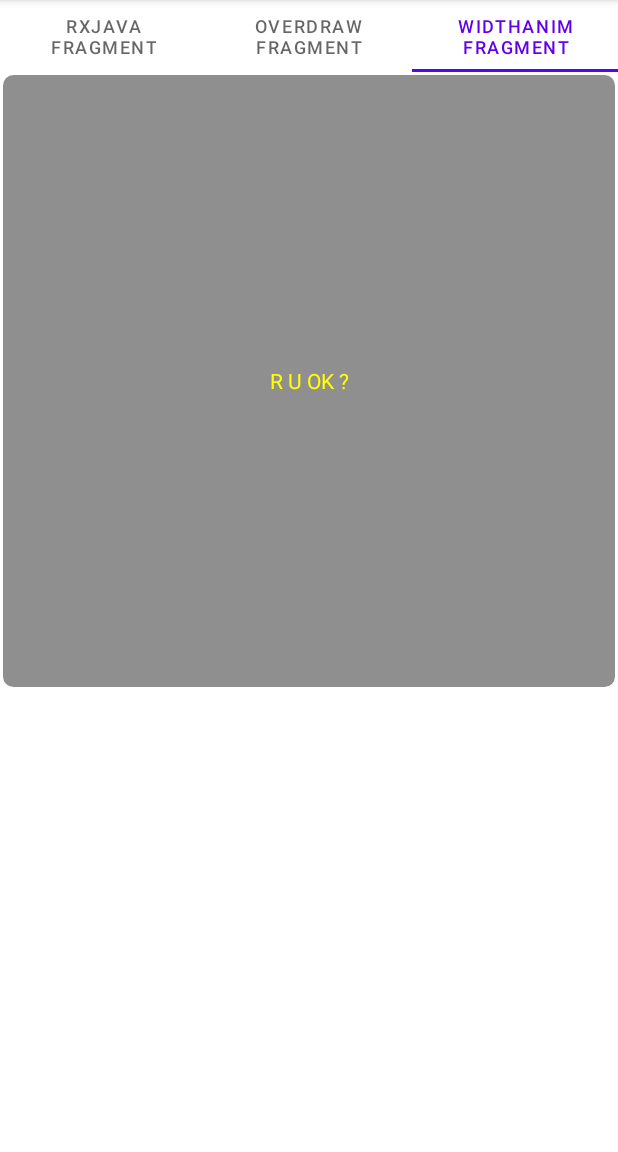
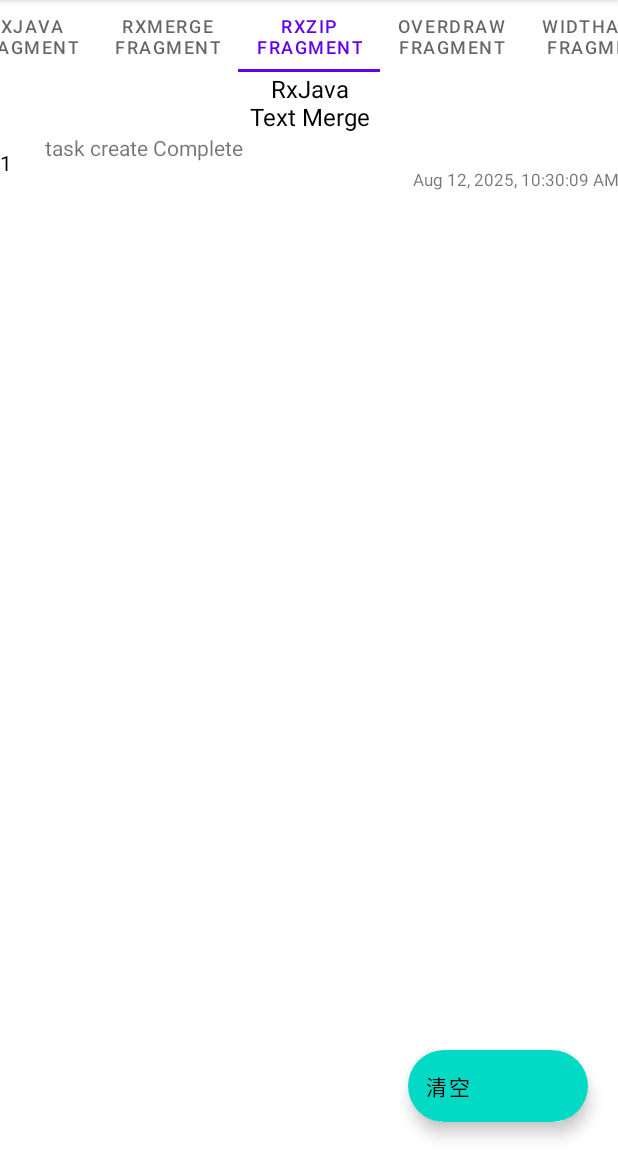
Before and after one commit to jingtianer/android_demo, an Android app: the screen it shows after launch (MainActivity), tab 3 chosen, on a phone screen of 412 x 824 dp, the part 84-1236 px from its top. Run offline under Robolectric (Android 15) with nearby library versions, the phone set to English and light mode, and no system bars; our stand-ins replace RxJava; 2 statements that could not run were skipped.

Commit message:
rx java merge和zip

```diff
--- a/app/src/main/java/com/jingtian/demoapp/main/MainActivity.kt
+++ b/app/src/main/java/com/jingtian/demoapp/main/MainActivity.kt
@@ -11,7 +11,9 @@ import com.google.android.material.tabs.TabLayoutMediator
 import com.jingtian.demoapp.databinding.ActivityMainBinding
 import com.jingtian.demoapp.main.fragments.BaseFragment
 import com.jingtian.demoapp.main.fragments.OverDrawFragment
+import com.jingtian.demoapp.main.fragments.RxMergeFragment
 import com.jingtian.demoapp.main.fragments.RxJavaFragment
+import com.jingtian.demoapp.main.fragments.RxZipFragment
 import com.jingtian.demoapp.main.fragments.WidthAnimFragment
 
 class MainActivity : AppCompatActivity() {
@@ -24,14 +26,15 @@ class MainActivity : AppCompatActivity() {
         super.onCreate(savedInstanceState)
         binding = ActivityMainBinding.inflate(LayoutInflater.from(this))
         setContentView(binding.root)
-        val fragmentList: List<Lazy<out BaseFragment>> = listOf(
+        val fragmentList: List<Lazy<BaseFragment>> = listOf(
             RxJavaFragment().lazy(),
+            RxMergeFragment().lazy(),
+            RxZipFragment().lazy(),
             OverDrawFragment().lazy(),
             WidthAnimFragment().lazy()
         )
         viewPager2.adapter = ReflectAdapter(this, fragmentList)
         viewPager2.visibility = View.VISIBLE
-
         TabLayoutMediator(tabs, viewPager2) { tab, position ->
             tab.text = fragmentList[position].value.getName()
         }.attach()
--- a/app/src/main/java/com/jingtian/demoapp/main/fragments/LogFragment.kt
+++ b/app/src/main/java/com/jingtian/demoapp/main/fragments/LogFragment.kt
@@ -10,10 +10,11 @@ import androidx.recyclerview.widget.LinearLayoutManager
 import androidx.recyclerview.widget.RecyclerView
 import com.jingtian.demoapp.databinding.FragmentLogBinding
 import com.jingtian.demoapp.databinding.ItemLogBinding
+import java.util.Collections
 import java.util.Date
 
 open class LogFragment(private val title: String): BaseFragment() {
-    private lateinit var binding: FragmentLogBinding
+    protected lateinit var binding: FragmentLogBinding
 
     override fun onCreateView(
         inflater: LayoutInflater,
@@ -35,6 +36,10 @@ open class LogFragment(private val title: String): BaseFragment() {
             }
         }
         binding.titleText.text = title
+        binding.fab.setOnClickListener {
+            binding.titleText.text = title
+            clearLog()
+        }
     }
 
     class LogViewHolder private constructor(private val binding: ItemLogBinding): RecyclerView.ViewHolder(binding.root) {
@@ -64,12 +69,16 @@ open class LogFragment(private val title: String): BaseFragment() {
         adapter.add(log)
     }
 
+    fun asyncAddLog(log: String) {
+        adapter.asyncAdd(log)
+    }
+
     fun clearLog() {
         adapter.clear()
     }
 
-    class LogAdapter : RecyclerView.Adapter<LogViewHolder>() {
-        private val dataList = ArrayList<Pair<String, Date>>()
+    inner class LogAdapter : RecyclerView.Adapter<LogViewHolder>() {
+        private val dataList = Collections.synchronizedList(ArrayList<Pair<String, Date>>())
         override fun onCreateViewHolder(parent: ViewGroup, viewType: Int): LogViewHolder {
             return LogViewHolder.newInstance(parent)
         }
@@ -85,6 +94,16 @@ open class LogFragment(private val title: String): BaseFragment() {
             notifyItemRangeChanged(size, 1)
         }
 
+        fun asyncAdd(log: String) {
+            val oldSize = dataList.size
+            dataList.add(log to Date())
+            binding.recyclerView.post {
+                val size = dataList.size
+                notifyItemInserted(size)
+                notifyItemRangeChanged(oldSize, size - oldSize)
+            }
+        }
+
         fun clear() {
             dataList.clear()
             notifyDataSetChanged()
--- a/app/src/main/java/com/jingtian/demoapp/main/fragments/RxJavaFragment.kt
+++ b/app/src/main/java/com/jingtian/demoapp/main/fragments/RxJavaFragment.kt
@@ -42,6 +42,7 @@ class RxJavaFragment : LogFragment("RxJava-GroupBy-Throttle") {
     override fun onPause() {
         super.onPause()
         disposable?.dispose()
+        disposable = null
         clearLog()
     }
 }
--- /dev/null
+++ b/app/src/main/java/com/jingtian/demoapp/main/fragments/RxMergeFragment.kt
@@ -0,0 +1,64 @@
+package com.jingtian.demoapp.main.fragments
+
+import io.reactivex.Observable
+import io.reactivex.android.schedulers.AndroidSchedulers
+import io.reactivex.disposables.Disposable
+import io.reactivex.schedulers.Schedulers
+
+class RxMergeFragment : LogFragment("RxJava\nText Merge") {
+    private var disposable: Disposable? = null
+    override fun onResume() {
+        super.onResume()
+        disposable = Observable.create { emitter->
+            try {
+                val task1 = task(2000)
+                val task2 = task(3000)
+                val task3 = task(5000)
+                val mergedTask = Observable.merge(task1, task2, task3)
+                asyncAddLog("[${Thread.currentThread().name}] all sub task create Complete")
+                emitter.onNext(mergedTask)
+                emitter.onComplete()
+            } catch (e : Exception) {
+                if (!emitter.isDisposed) {
+                    emitter.onError(e)
+                }
+            }
+        }.flatMap { it }.subscribeOn(Schedulers.io()).observeOn(AndroidSchedulers.mainThread())
+            .subscribe({
+                asyncAddLog("subscribe->$it")
+            }, {
+                asyncAddLog("onError-$it")
+            }, {
+                asyncAddLog("Complete")
+            })
+        asyncAddLog("task create Complete")
+
+    }
+
+    private fun task(time: Long): Observable<Long> {
+        try {
+            Thread.sleep(time / 10)
+        } catch (e: InterruptedException) {
+            throw RuntimeException(e)
+        }
+        asyncAddLog("${Thread.currentThread().name} sub task created-$time")
+        return Observable.create { emitter ->
+            try {
+                Thread.sleep(time)
+            } catch (e: InterruptedException) {
+                if (!emitter.isDisposed) {
+                    emitter.onError(e)
+                }
+            }
+            asyncAddLog("${Thread.currentThread().name} emitted-$time")
+            emitter.onNext(time)
+            emitter.onComplete()
+        }.subscribeOn(Schedulers.io()).observeOn(Schedulers.io())
+    }
+
+    override fun onPause() {
+        super.onPause()
+        disposable?.dispose()
+        disposable = null
+    }
+}
--- /dev/null
+++ b/app/src/main/java/com/jingtian/demoapp/main/fragments/RxZipFragment.kt
@@ -0,0 +1,69 @@
+package com.jingtian.demoapp.main.fragments
+
+import android.os.Bundle
+import android.view.View
+import io.reactivex.Observable
+import io.reactivex.android.schedulers.AndroidSchedulers
+import io.reactivex.disposables.Disposable
+import io.reactivex.schedulers.Schedulers
+import java.util.Arrays
+
+class RxZipFragment : LogFragment("RxJava\nText Merge") {
+    private var disposable: Disposable? = null
+
+    override fun onResume() {
+        super.onResume()
+        disposable = Observable.create { emitter->
+            try {
+                val task1 = task(2000)
+                val task2 = task(3000)
+                val task3 = task(5000)
+                val mergedTask = Observable.zip(task1, task2, task3) { a, b, c->
+                    longArrayOf(a, b, c)
+                }
+                asyncAddLog("[${Thread.currentThread().name}] all sub task create Complete")
+                emitter.onNext(mergedTask)
+                emitter.onComplete()
+            } catch (e: Exception) {
+                if (!emitter.isDisposed) {
+                    emitter.onError(e)
+                }
+            }
+        }.flatMap { it }.subscribeOn(Schedulers.io()).observeOn(AndroidSchedulers.mainThread())
+            .subscribe({it : LongArray->
+                asyncAddLog("subscribe->${it.contentToString()}")
+            }, {
+                asyncAddLog("onError-$it")
+            }, {
+                asyncAddLog("Complete")
+            })
+        asyncAddLog("task create Complete")
+    }
+
+    private fun task(time: Long): Observable<Long> {
+        try {
+            Thread.sleep(time / 10)
+        } catch (e: InterruptedException) {
+            throw RuntimeException(e)
+        }
+        asyncAddLog("${Thread.currentThread().name} sub task created-$time")
+        return Observable.create { emitter ->
+            try {
+                Thread.sleep(time)
+            } catch (e: InterruptedException) {
+                if (!emitter.isDisposed) {
+                    emitter.onError(e)
+                }
+            }
+            asyncAddLog("${Thread.currentThread().name} emitted-$time")
+            emitter.onNext(time)
+            emitter.onComplete()
+        }.subscribeOn(Schedulers.io()).observeOn(Schedulers.io())
+    }
+
+    override fun onPause() {
+        super.onPause()
+        disposable?.dispose()
+        disposable = null
+    }
+}
--- a/app/src/main/res/layout/activity_main.xml
+++ b/app/src/main/res/layout/activity_main.xml
@@ -5,6 +5,7 @@
     android:layout_height="match_parent">
     <com.google.android.material.tabs.TabLayout
         android:id="@+id/tabs"
+        app:tabMode="scrollable"
         app:layout_constraintTop_toTopOf="parent"
         android:layout_width="match_parent"
         android:layout_height="wrap_content"
--- a/app/src/main/res/layout/fragment_log.xml
+++ b/app/src/main/res/layout/fragment_log.xml
@@ -23,4 +23,14 @@
         app:layout_constraintStart_toStartOf="parent"
         app:layout_constraintEnd_toEndOf="parent"
         app:layout_constraintBottom_toBottomOf="parent"/>
+
+    <com.google.android.material.floatingactionbutton.ExtendedFloatingActionButton
+        android:id="@+id/fab"
+        android:layout_width="wrap_content"
+        android:layout_height="wrap_content"
+        app:layout_constraintBottom_toBottomOf="parent"
+        app:layout_constraintEnd_toEndOf="parent"
+        android:text="@string/string_clear"
+        app:fabSize="normal"
+        android:layout_margin="20dp"/>
 </androidx.constraintlayout.widget.ConstraintLayout>
--- a/app/src/main/res/values/strings.xml
+++ b/app/src/main/res/values/strings.xml
@@ -1,4 +1,5 @@
 <resources>
     <string name="app_name">DemoApp</string>
     <string name="r_u_ok">R U OK ?</string>
+    <string name="string_clear">清空</string>
 </resources>
```
